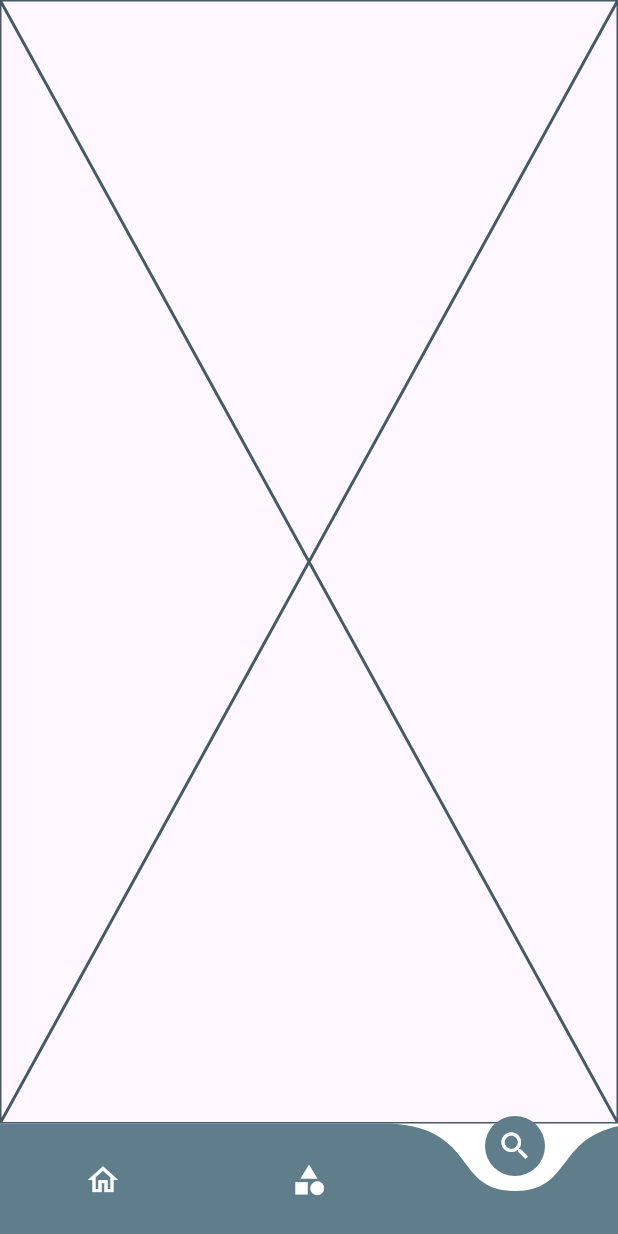
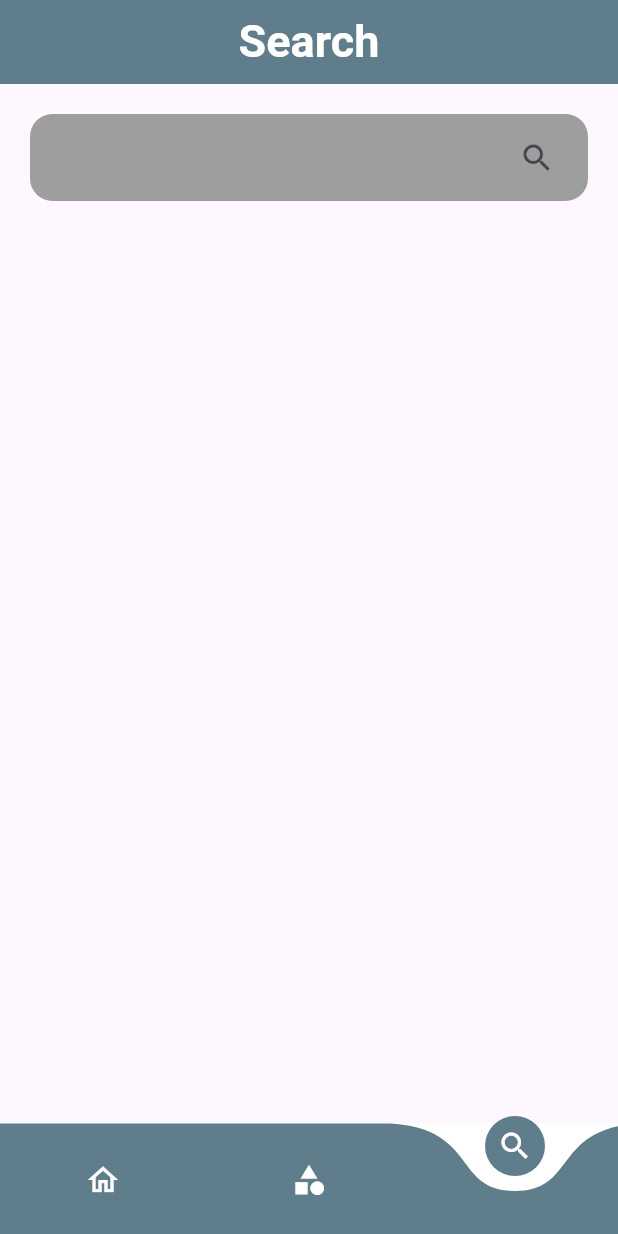
Before and after one commit to shahriar00/WallPaper-App, a Flutter app: the screen it shows after launch, item 3 of the bottom bar chosen, on a phone screen of 412 x 824 dp. Run offline on Flutter 3.47's test engine with Material 3 defaults, Android fonts, the phone set to English and light mode, and no system bars; drawn by our look-alikes of curved_navigation_bar; our stand-ins replace cached_network_image, carousel_slider, smooth_page_indicator.

Commit message:
search option

```diff
--- /dev/null
+++ b/lib/model/photo_model.dart
@@ -0,0 +1,30 @@
+class PhotoModel{
+  String? url;
+  srcModel? src;
+  PhotoModel({this.url,   this.src});
+
+  factory PhotoModel.fromMap(Map<String,dynamic>parseJson){
+    return PhotoModel(
+      url: parseJson["url"],
+      src: srcModel.fromMap(parseJson["src"])
+    );
+  }
+}
+
+class srcModel{
+  String? portrait;
+  String? large;
+  String? landscape;
+  String? medium;
+
+  srcModel({this.portrait,this.large,this.landscape,this.medium});
+
+  factory srcModel.fromMap(Map<String,dynamic> srcJson){
+    return srcModel(
+      portrait: srcJson["portrait"],
+      large: srcJson["large"],
+      landscape: srcJson["landscape"],
+      medium: srcJson["medium"]
+    );
+  }
+}
--- a/lib/view/search.dart
+++ b/lib/view/search.dart
@@ -1,4 +1,9 @@
+import 'dart:convert';
+
 import 'package:flutter/material.dart';
+import 'package:wallpaper/model/photo_model.dart';
+import 'package:http/http.dart' as http;
+import 'package:wallpaper/widget/wallpaper_list.dart';
 
 class Search extends StatefulWidget {
   const Search({super.key});
@@ -8,8 +13,66 @@ class Search extends StatefulWidget {
 }
 
 class _SearchState extends State<Search> {
+
+  List<PhotoModel> photos = [];
+  TextEditingController search = TextEditingController();
+
+  getSearchWallpaper(String searchQuery)async{
+    http.get(Uri.parse("https://api.pexels.com/v1/search?query=$searchQuery&per_page=20"),
+    headers: {"Authorization":"nAFF4bDXQP3BjDFWEQ6FWyHipr1QXvd9zMVvBRO71WyheQdKW1jK48Vj"}).then((value) {
+      Map<String,dynamic> jsonData = jsonDecode(value.body);
+      jsonData["photos"].forEach((element){
+        PhotoModel photomodel = new PhotoModel();
+        photomodel = PhotoModel.fromMap(element);
+        photos.add(photomodel);
+      });
+      setState(() {
+
+      });
+    });
+  }
+
+
+
   @override
   Widget build(BuildContext context) {
-    return const Placeholder();
+    return Scaffold(
+      appBar: AppBar(
+        backgroundColor: Colors.blueGrey,
+        title: const Text(
+          "Search",
+          style: TextStyle(
+              color: Colors.white, fontWeight: FontWeight.bold, fontSize: 30),
+        ),
+        centerTitle: true,
+      ),
+      body: Container(
+        child: Column(
+          children: [
+            Container(
+              padding: EdgeInsets.symmetric(horizontal: 10,vertical: 5),
+              margin: EdgeInsets.only(top: 20, right: 20, left: 20),
+              decoration: BoxDecoration(
+                  borderRadius: BorderRadius.circular(15), color: Colors.grey),
+              child:  TextField(
+                controller: search,
+                decoration: InputDecoration(
+                  suffixIcon: GestureDetector(
+                    onTap: (){
+                      getSearchWallpaper(search.text);
+
+                    },
+                    child: Icon(Icons.search_outlined)),
+                  border: InputBorder.none,
+                ),
+              ),
+            ),
+
+            SizedBox(height: 20,),
+            Expanded(child: wallpaper(photos, context)),
+          ],
+        ),
+      ),
+    );
   }
 }
--- /dev/null
+++ b/lib/widget/wallpaper_list.dart
@@ -0,0 +1,21 @@
+import 'package:cached_network_image/cached_network_image.dart';
+import 'package:flutter/material.dart';
+import 'package:wallpaper/model/photo_model.dart';
+
+Widget wallpaper(List<PhotoModel>listphoto,BuildContext context){
+  return Container(
+    padding: EdgeInsets.symmetric(horizontal: 16),
+    child: GridView.count(
+      padding: EdgeInsets.all( 4),
+      crossAxisCount: 2,
+    childAspectRatio: 0.6,
+    mainAxisSpacing: 10,
+    crossAxisSpacing: 10,
+    children: listphoto.map((PhotoModel photoModel) {
+      return GridTile(child: Hero(tag: photoModel.src!.portrait!,child: Container(
+        child: CachedNetworkImage(imageUrl: photoModel.src!.portrait!,fit: BoxFit.cover,),
+      ),),);
+    } ).toList(),),
+
+  );
+}
--- a/pubspec.yaml
+++ b/pubspec.yaml
@@ -38,6 +38,8 @@ dependencies:
   carousel_slider: ^4.2.1
   smooth_page_indicator: ^1.1.0
   curved_navigation_bar: ^1.0.3
+  http:
+  cached_network_image: ^3.3.1
 
 dev_dependencies:
   flutter_test:
```
Also changed, not shown: lib/main.dart (+0 -81 lines), lib/view/category.dart (+57 -34 lines), pubspec.lock, 1 other file.
